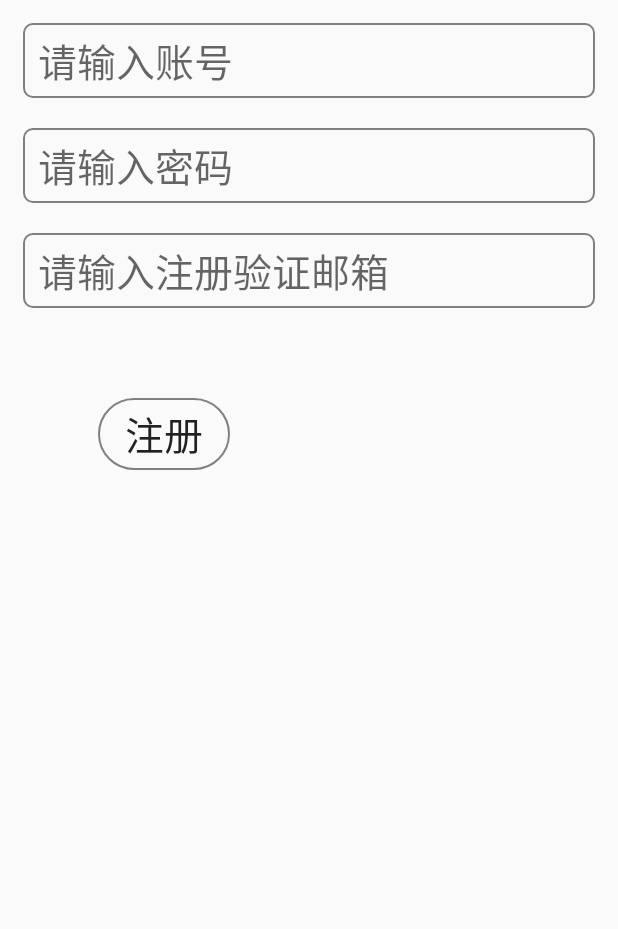
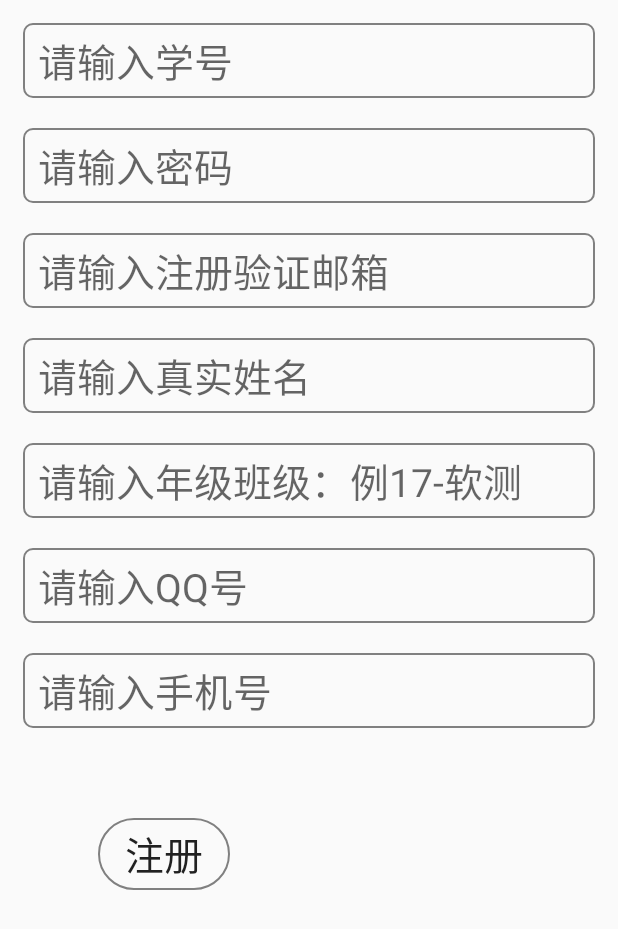
Before and after one commit to cf-acfun/BenefitAlumni, an Android app: the RegisterActivity screen opened directly, with no data from a screen before it, after a tap on "注册", on a phone screen of 412 x 824 dp. Shown: the top 929 px of the screen. Run offline under Robolectric (Android 15) with nearby library versions, the light colour scheme and no system bars; our stand-ins replace ButterKnife; libraries missing offline, so code that uses them is left out: cn.bmob.v3; 5 statements that could not run were skipped.

Commit message:
用户注册新增真实姓名、年级班级、QQ号、电话号码信息。

```diff
--- a/app/src/main/java/com/example/benefitalumni1/RegisterActivity.java
+++ b/app/src/main/java/com/example/benefitalumni1/RegisterActivity.java
@@ -2,13 +2,10 @@ package com.example.benefitalumni1;
 
 import android.app.Activity;
 import android.os.Bundle;
-import android.util.Log;
 import android.view.Window;
 import android.widget.Button;
 import android.widget.EditText;
 import android.widget.Toast;
-
-import androidx.appcompat.app.AppCompatActivity;
 
 import com.example.benefitalumni1.model.User;
 
@@ -30,7 +27,14 @@ public class RegisterActivity extends Activity {
     Button btnRegister;
     @Bind(R.id.edt_registerEmail)
     EditText edtEmail;
-
+    @Bind(R.id.edt_registerRealName)
+    EditText edtRegisterRealName;
+    @Bind(R.id.edt_registerClass)
+    EditText edtRegisterClass;
+    @Bind(R.id.edt_registerQQ)
+    EditText edtRegisterQQ;
+    @Bind(R.id.edt_registerTel)
+    EditText edtRegisterTel;
 
 
     @Override
@@ -40,8 +44,7 @@ public class RegisterActivity extends Activity {
         setContentView(R.layout.activity_register);
         ButterKnife.bind(this);
 
-        Bmob.initialize(this,"04e905bba1912c9e7d3972bdebe82ff6");
-
+        Bmob.initialize(this, "04e905bba1912c9e7d3972bdebe82ff6");
 
 
     }
@@ -59,35 +62,29 @@ public class RegisterActivity extends Activity {
         final String name = edtRegisterName.getText().toString();
         final String password = edtRegisterPassword.getText().toString();
         final String Email = edtEmail.getText().toString();
+        final String realName = edtRegisterRealName.getText().toString();
+        final String userClass = edtRegisterClass.getText().toString();
+        final String QQ = edtRegisterQQ.getText().toString();
+        final String Tel = edtRegisterTel.getText().toString();
 
         //Person p2 = new Person();
         User user = new User();
         user.setUsername(name);
         user.setPassword(password);
         user.setEmail(Email);
-
-        /*user.save(new SaveListener<String>() {
-            @Override
-            public void done(String objectId, BmobException e) {
-                if(e==null){
-                    //toast("添加数据成功，返回objectId为："+objectId);
-                    Toast.makeText(RegisterActivity.this,"添加数据成功，返回objectId为：" + objectId,Toast.LENGTH_LONG).show();
-                    Log.d("message", "done: 添加数据成功，返回objectId为：" + objectId);
-                }else{
-                    //toast("创建数据失败：" + e.getMessage());
-                    Log.d("message", "done: 创建数据失败：" + e.getMessage());
-                }
-            }
-        }); */
+        user.setRealName(realName);
+        user.setUserClass(userClass);
+        user.setQQ(QQ);
+        user.setTel(Tel);
 
         // 注册
         user.signUp(new SaveListener<User>() {
             @Override
             public void done(User user, BmobException e) {
-                if (e == null){
-                    Toast.makeText(RegisterActivity.this,"恭喜注册成功！请进行邮箱验证完成注册",Toast.LENGTH_LONG).show();
+                if (e == null) {
+                    Toast.makeText(RegisterActivity.this, "恭喜注册成功！请进行邮箱验证完成注册", Toast.LENGTH_LONG).show();
                 } else {
-                    Toast.makeText(RegisterActivity.this,"注册失败！" + e.toString(),Toast.LENGTH_LONG).show();
+                    Toast.makeText(RegisterActivity.this, "注册失败！" + e.toString(), Toast.LENGTH_LONG).show();
                 }
             }
         });
--- a/app/src/main/java/com/example/benefitalumni1/UserActivity.java
+++ b/app/src/main/java/com/example/benefitalumni1/UserActivity.java
@@ -1,17 +1,27 @@
 package com.example.benefitalumni1;
 
-import androidx.appcompat.app.AppCompatActivity;
 
 import android.app.Activity;
 import android.os.Bundle;
 import android.view.Window;
 
+import com.example.benefitalumni1.model.User;
+
+import cn.bmob.v3.Bmob;
+
 public class UserActivity extends Activity {
+
+    private User user;
 
     @Override
     protected void onCreate(Bundle savedInstanceState) {
         super.onCreate(savedInstanceState);
         requestWindowFeature(Window.FEATURE_NO_TITLE);      // 去掉标题栏
         setContentView(R.layout.activity_user_info);
+
+        Bmob.initialize(this, "04e905bba1912c9e7d3972bdebe82ff6");
+
+
+
     }
 }
--- a/app/src/main/java/com/example/benefitalumni1/model/User.java
+++ b/app/src/main/java/com/example/benefitalumni1/model/User.java
@@ -4,5 +4,50 @@ import cn.bmob.v3.BmobObject;
 import cn.bmob.v3.BmobUser;
 
 public class User extends BmobUser {
+    private String realName;
+    private String userClass;
+    private String QQ;
+    private String Tel;
 
+    public User() {
+    }
+
+    public User(String realName, String userClass, String QQ, String tel) {
+        this.realName = realName;
+        this.userClass = userClass;
+        this.QQ = QQ;
+        Tel = tel;
+    }
+
+    public String getRealName() {
+        return realName;
+    }
+
+    public void setRealName(String realName) {
+        this.realName = realName;
+    }
+
+    public String getUserClass() {
+        return userClass;
+    }
+
+    public void setUserClass(String userClass) {
+        this.userClass = userClass;
+    }
+
+    public String getQQ() {
+        return QQ;
+    }
+
+    public void setQQ(String QQ) {
+        this.QQ = QQ;
+    }
+
+    public String getTel() {
+        return Tel;
+    }
+
+    public void setTel(String tel) {
+        Tel = tel;
+    }
 }
--- a/app/src/main/res/layout/activity_register.xml
+++ b/app/src/main/res/layout/activity_register.xml
@@ -11,7 +11,7 @@
         android:layout_width="match_parent"
         android:layout_height="50dp"
         android:id="@+id/edt_registerName"
-        android:hint="请输入账号"
+        android:hint="请输入学号"
         android:textSize="26sp"
         android:background="@drawable/bg_username"
         android:paddingLeft="10dp"
@@ -36,13 +36,60 @@
         android:id="@+id/edt_registerEmail"
         android:hint="请输入注册验证邮箱"
         android:textSize="26sp"
+        android:layout_below="@id/edt_registerPassword"
+        android:layout_marginTop="20dp"
+        android:background="@drawable/bg_username"
+        android:paddingLeft="10dp"
         android:inputType="textEmailAddress"
-        android:layout_below="@id/edt_registerPassword"
+        />
+
+    <EditText
+        android:layout_width="match_parent"
+        android:layout_height="50dp"
+        android:id="@+id/edt_registerRealName"
+        android:hint="请输入真实姓名"
+        android:textSize="26sp"
+        android:layout_below="@id/edt_registerEmail"
         android:layout_marginTop="20dp"
         android:background="@drawable/bg_username"
         android:paddingLeft="10dp"
         />
 
+    <EditText
+        android:layout_width="match_parent"
+        android:layout_height="50dp"
+        android:id="@+id/edt_registerClass"
+        android:hint="请输入年级班级：例17-软测"
+        android:textSize="26sp"
+        android:layout_below="@id/edt_registerRealName"
+        android:layout_marginTop="20dp"
+        android:background="@drawable/bg_username"
+        android:paddingLeft="10dp"
+        />
+
+    <EditText
+        android:layout_width="match_parent"
+        android:layout_height="50dp"
+        android:id="@+id/edt_registerQQ"
+        android:hint="请输入QQ号"
+        android:textSize="26sp"
+        android:layout_below="@id/edt_registerClass"
+        android:layout_marginTop="20dp"
+        android:background="@drawable/bg_username"
+        android:paddingLeft="10dp"
+        />
+
+    <EditText
+        android:layout_width="match_parent"
+        android:layout_height="50dp"
+        android:id="@+id/edt_registerTel"
+        android:hint="请输入手机号"
+        android:textSize="26sp"
+        android:layout_below="@id/edt_registerQQ"
+        android:layout_marginTop="20dp"
+        android:background="@drawable/bg_username"
+        android:paddingLeft="10dp"
+        />
 
 
     <Button
@@ -50,7 +97,7 @@
         android:layout_height="wrap_content"
         android:text="注册"
         android:textSize="26sp"
-        android:layout_below="@id/edt_registerEmail"
+        android:layout_below="@id/edt_registerTel"
         android:background="@drawable/bg_tv_skip"
         android:layout_marginTop="60dp"
         android:layout_marginLeft="50dp"
```
